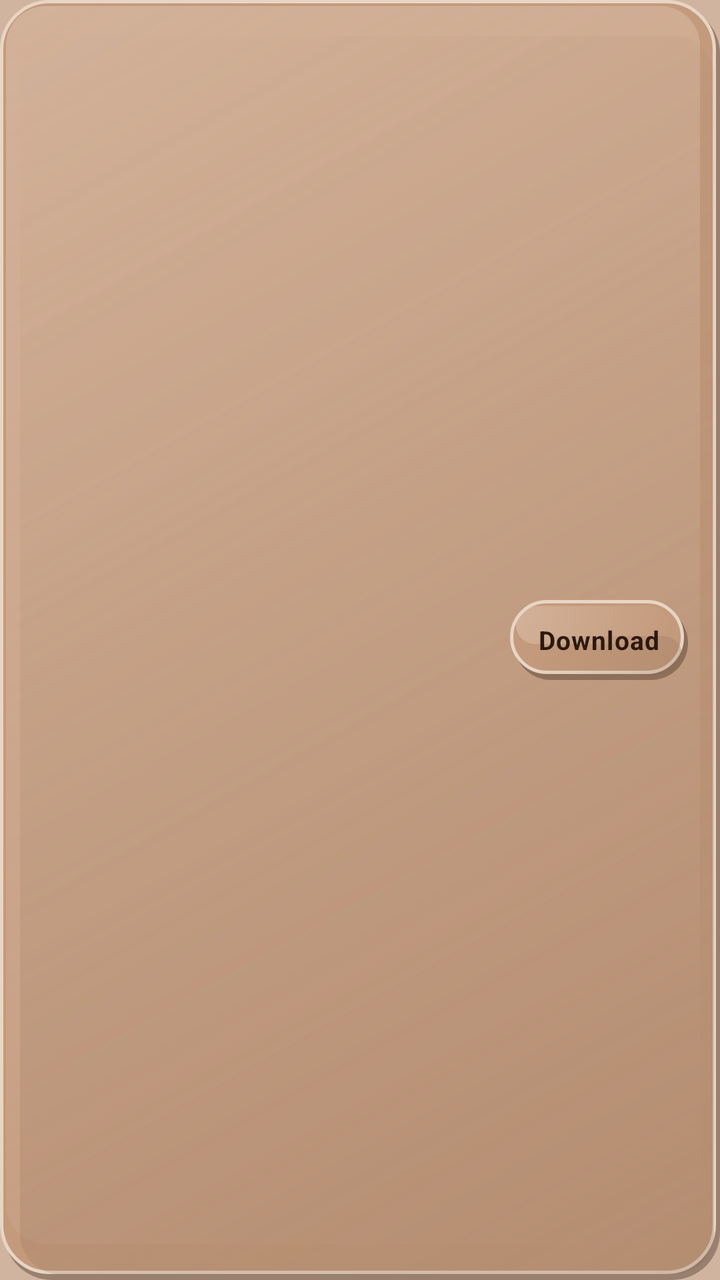
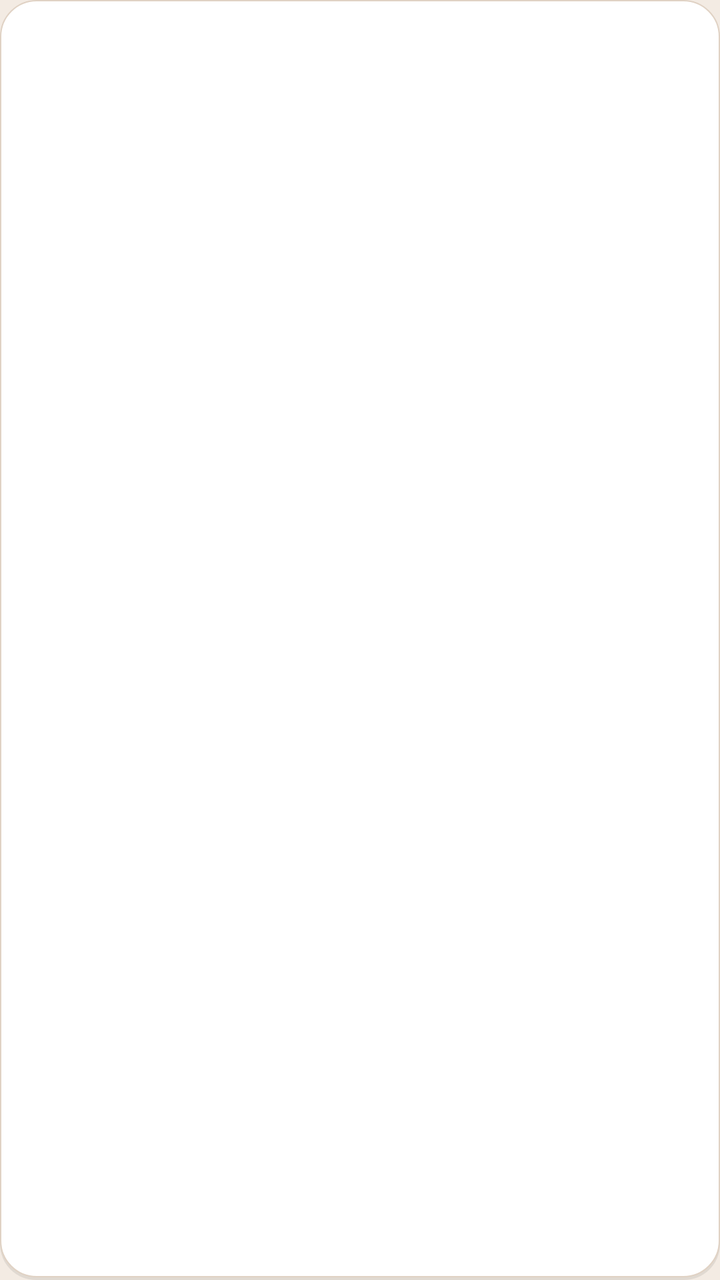

The first picture is an Android layout as it rendered before a commit; the second is the same layout after the commit. The layout source and the unified diff follow.
<!-- AndroidManifest.xml: application theme Theme.PureTasbeeh -->
<!-- res/layout/item_book.xml -->
<?xml version="1.0" encoding="utf-8"?>
<LinearLayout xmlns:android="http://schemas.android.com/apk/res/android"
    android:layout_width="match_parent"
    android:layout_height="wrap_content"
    android:layout_marginBottom="12dp"
    android:background="@drawable/bg_clay_surface"
    android:gravity="center_vertical"
    android:orientation="horizontal"
    android:padding="@dimen/clay_padding">

    <LinearLayout
        android:layout_width="0dp"
        android:layout_height="wrap_content"
        android:layout_weight="1"
        android:orientation="vertical">

        <TextView
            android:id="@+id/tvBookName"
            style="@style/Clay.Body"
            android:layout_width="match_parent"
            android:layout_height="wrap_content"
            android:textColor="@color/text_primary"
            android:textStyle="bold" />

        <TextView
            android:id="@+id/tvAuthor"
            style="@style/Clay.Body"
            android:layout_width="match_parent"
            android:layout_height="wrap_content"
            android:layout_marginTop="4dp"
            android:textSize="13sp" />
    </LinearLayout>

    <TextView
        android:id="@+id/btnDownload"
        style="@style/Clay.TileLabel"
        android:layout_width="wrap_content"
        android:layout_height="40dp"
        android:layout_marginStart="8dp"
        android:background="@drawable/bg_clay_button"
        android:gravity="center"
        android:paddingStart="14dp"
        android:paddingEnd="14dp"
        android:text="@string/download"
        android:textSize="13sp" />
</LinearLayout>
<!-- resources referenced by this layout -->
<resources>
  <color name="text_primary">#2C1810</color>
  <dimen name="clay_padding">16dp</dimen>
  <!-- drawable bg_clay_button (drawable) -->
  <?xml version="1.0" encoding="utf-8"?>
  <selector xmlns:android="http://schemas.android.com/apk/res/android">
      <item android:state_pressed="true" android:drawable="@drawable/bg_clay_surface_pressed" />
      <item android:drawable="@drawable/bg_clay_surface" />
  </selector>
  <!-- drawable bg_clay_surface (drawable) -->
  <?xml version="1.0" encoding="utf-8"?>
  <layer-list xmlns:android="http://schemas.android.com/apk/res/android">
      
      <item
          android:left="2dp"
          android:top="3dp"
          android:right="0dp"
          android:bottom="0dp">
          <shape android:shape="rectangle">
              <solid android:color="#552C1810" />
              <corners android:radius="@dimen/clay_radius" />
          </shape>
      </item>
      
      <item
          android:left="0dp"
          android:top="0dp"
          android:right="2dp"
          android:bottom="3dp">
          <shape android:shape="rectangle">
              <solid android:color="@color/clay_surface" />
              <corners android:radius="@dimen/clay_radius" />
              <stroke
                  android:width="1.5dp"
                  android:color="@color/clay_highlight" />
          </shape>
      </item>
      
      <item
          android:left="3dp"
          android:top="3dp"
          android:right="10dp"
          android:bottom="18dp">
          <shape android:shape="rectangle">
              <gradient
                  android:angle="315"
                  android:startColor="#66E8D5C4"
                  android:endColor="@color/transparent"
                  android:type="linear" />
              <corners android:radius="20dp" />
          </shape>
      </item>
      
      <item
          android:left="10dp"
          android:top="18dp"
          android:right="3dp"
          android:bottom="3dp">
          <shape android:shape="rectangle">
              <gradient
                  android:angle="135"
                  android:startColor="#448B6B52"
                  android:endColor="@color/transparent"
                  android:type="linear" />
              <corners android:radius="20dp" />
          </shape>
      </item>
  </layer-list>
  <string name="download">Download</string>
  <style name="Clay.Body" parent="TextAppearance.MaterialComponents.Body1">
          <item name="android:textColor">@color/text_secondary</item>
          <item name="android:textSize">@dimen/text_body</item>
      </style>
  <style name="Clay.TileLabel" parent="Clay.Body">
          <item name="android:textColor">@color/text_primary</item>
          <item name="android:textStyle">bold</item>
          <item name="android:gravity">center</item>
          <item name="android:textAlignment">center</item>
      </style>
  <style name="Theme.PureTasbeeh" parent="Theme.MaterialComponents.Light.NoActionBar">
          <item name="colorPrimary">@color/clay_surface</item>
          <item name="colorPrimaryVariant">@color/clay_shadow_dark</item>
          <item name="colorOnPrimary">@color/text_primary</item>
          <item name="colorSecondary">@color/accent_terracotta</item>
          <item name="colorOnSecondary">@color/white_soft</item>
          <item name="android:colorBackground">@color/clay_bg</item>
          <item name="android:windowBackground">@color/clay_bg</item>
          <item name="android:statusBarColor">@color/clay_shadow_dark</item>
          <item name="android:navigationBarColor">@color/clay_bg</item>
          <item name="android:textColorPrimary">@color/text_primary</item>
          <item name="android:textColorSecondary">@color/text_secondary</item>
          <item name="android:forceDarkAllowed">false</item>
      </style>
  <!-- drawable bg_clay_surface_pressed (drawable) -->
  <?xml version="1.0" encoding="utf-8"?>
  <layer-list xmlns:android="http://schemas.android.com/apk/res/android">
      <item>
          <shape android:shape="rectangle">
              <solid android:color="@color/clay_surface_pressed" />
              <corners android:radius="@dimen/clay_radius" />
              <stroke
                  android:width="1dp"
                  android:color="@color/clay_shadow_dark" />
          </shape>
      </item>
      <item
          android:left="8dp"
          android:top="8dp"
          android:right="4dp"
          android:bottom="4dp">
          <shape android:shape="rectangle">
              <solid android:color="#338B6B52" />
              <corners android:radius="18dp" />
          </shape>
      </item>
  </layer-list>
  <dimen name="clay_radius">24dp</dimen>
  <color name="clay_surface">#C49A7C</color>
  <color name="clay_highlight">#E8D5C4</color>
  <color name="transparent">#00000000</color>
  <color name="text_secondary">#5C4033</color>
  <dimen name="text_body">16sp</dimen>
  <color name="clay_shadow_dark">#8B6B52</color>
  <color name="accent_terracotta">#A65D3F</color>
  <color name="white_soft">#F5EDE6</color>
  <color name="clay_bg">#D0B49F</color>
  <color name="clay_surface_pressed">#B88968</color>
</resources>

<!-- the commit's change to res/layout/item_book.xml (unified diff, before → after) -->
@@ -2,45 +2,23 @@
 <LinearLayout xmlns:android="http://schemas.android.com/apk/res/android"
     android:layout_width="match_parent"
     android:layout_height="wrap_content"
-    android:layout_marginBottom="12dp"
+    android:layout_marginBottom="10dp"
     android:background="@drawable/bg_clay_surface"
-    android:gravity="center_vertical"
-    android:orientation="horizontal"
+    android:orientation="vertical"
     android:padding="@dimen/clay_padding">
 
-    <LinearLayout
-        android:layout_width="0dp"
+    <TextView
+        android:id="@+id/tvBookName"
+        style="@style/Clay.Body"
+        android:layout_width="match_parent"
         android:layout_height="wrap_content"
-        android:layout_weight="1"
-        android:orientation="vertical">
-
-        <TextView
-            android:id="@+id/tvBookName"
-            style="@style/Clay.Body"
-            android:layout_width="match_parent"
-            android:layout_height="wrap_content"
-            android:textColor="@color/text_primary"
-            android:textStyle="bold" />
-
-        <TextView
-            android:id="@+id/tvAuthor"
-            style="@style/Clay.Body"
-            android:layout_width="match_parent"
-            android:layout_height="wrap_content"
-            android:layout_marginTop="4dp"
-            android:textSize="13sp" />
-    </LinearLayout>
+        android:textColor="@color/text_primary"
+        android:textStyle="bold" />
 
     <TextView
-        android:id="@+id/btnDownload"
-        style="@style/Clay.TileLabel"
-        android:layout_width="wrap_content"
-        android:layout_height="40dp"
-        android:layout_marginStart="8dp"
-        android:background="@drawable/bg_clay_button"
-        android:gravity="center"
-        android:paddingStart="14dp"
-        android:paddingEnd="14dp"
-        android:text="@string/download"
-        android:textSize="13sp" />
+        android:id="@+id/tvAuthor"
+        style="@style/Clay.Caption"
+        android:layout_width="match_parent"
+        android:layout_height="wrap_content"
+        android:layout_marginTop="4dp" />
 </LinearLayout>
<!-- resource entries referenced after the edit -->
@@ -1,130 +1,66 @@
 <!-- resources referenced by this layout -->
 <resources>
-  <color name="text_primary">#2C1810</color>
-  <dimen name="clay_padding">16dp</dimen>
-  <!-- drawable bg_clay_button (drawable) -->
-  <?xml version="1.0" encoding="utf-8"?>
-  <selector xmlns:android="http://schemas.android.com/apk/res/android">
-      <item android:state_pressed="true" android:drawable="@drawable/bg_clay_surface_pressed" />
-      <item android:drawable="@drawable/bg_clay_surface" />
-  </selector>
+  <color name="text_primary">#1C1410</color>
+  <dimen name="clay_padding">10dp</dimen>
   <!-- drawable bg_clay_surface (drawable) -->
   <?xml version="1.0" encoding="utf-8"?>
   <layer-list xmlns:android="http://schemas.android.com/apk/res/android">
-      
       <item
-          android:left="2dp"
-          android:top="3dp"
+          android:left="0dp"
+          android:top="1dp"
           android:right="0dp"
           android:bottom="0dp">
           <shape android:shape="rectangle">
-              <solid android:color="#552C1810" />
+              <solid android:color="#14000000" />
               <corners android:radius="@dimen/clay_radius" />
           </shape>
       </item>
-      
       <item
-          android:left="0dp"
-          android:top="0dp"
-          android:right="2dp"
-          android:bottom="3dp">
+          android:bottom="1.5dp">
           <shape android:shape="rectangle">
               <solid android:color="@color/clay_surface" />
               <corners android:radius="@dimen/clay_radius" />
               <stroke
-                  android:width="1.5dp"
-                  android:color="@color/clay_highlight" />
-          </shape>
-      </item>
-      
-      <item
-          android:left="3dp"
-          android:top="3dp"
-          android:right="10dp"
-          android:bottom="18dp">
-          <shape android:shape="rectangle">
-              <gradient
-                  android:angle="315"
-                  android:startColor="#66E8D5C4"
-                  android:endColor="@color/transparent"
-                  android:type="linear" />
-              <corners android:radius="20dp" />
-          </shape>
-      </item>
-      
-      <item
-          android:left="10dp"
-          android:top="18dp"
-          android:right="3dp"
-          android:bottom="3dp">
-          <shape android:shape="rectangle">
-              <gradient
-                  android:angle="135"
-                  android:startColor="#448B6B52"
-                  android:endColor="@color/transparent"
-                  android:type="linear" />
-              <corners android:radius="20dp" />
+                  android:width="0.5dp"
+                  android:color="@color/tile_stroke" />
           </shape>
       </item>
   </layer-list>
-  <string name="download">Download</string>
   <style name="Clay.Body" parent="TextAppearance.MaterialComponents.Body1">
           <item name="android:textColor">@color/text_secondary</item>
           <item name="android:textSize">@dimen/text_body</item>
+          <item name="android:fontFamily">sans-serif</item>
+          <item name="android:lineSpacingMultiplier">1.2</item>
       </style>
-  <style name="Clay.TileLabel" parent="Clay.Body">
-          <item name="android:textColor">@color/text_primary</item>
-          <item name="android:textStyle">bold</item>
-          <item name="android:gravity">center</item>
-          <item name="android:textAlignment">center</item>
+  <style name="Clay.Caption" parent="TextAppearance.MaterialComponents.Caption">
+          <item name="android:textColor">@color/text_muted</item>
+          <item name="android:textSize">12sp</item>
+          <item name="android:fontFamily">sans-serif</item>
       </style>
   <style name="Theme.PureTasbeeh" parent="Theme.MaterialComponents.Light.NoActionBar">
-          <item name="colorPrimary">@color/clay_surface</item>
-          <item name="colorPrimaryVariant">@color/clay_shadow_dark</item>
-          <item name="colorOnPrimary">@color/text_primary</item>
+          <item name="colorPrimary">@color/accent_terracotta</item>
+          <item name="colorPrimaryVariant">@color/clay_shadow_deeper</item>
+          <item name="colorOnPrimary">@color/white_soft</item>
           <item name="colorSecondary">@color/accent_terracotta</item>
           <item name="colorOnSecondary">@color/white_soft</item>
           <item name="android:colorBackground">@color/clay_bg</item>
           <item name="android:windowBackground">@color/clay_bg</item>
-          <item name="android:statusBarColor">@color/clay_shadow_dark</item>
+          <item name="android:statusBarColor">@color/clay_bg</item>
           <item name="android:navigationBarColor">@color/clay_bg</item>
+          <item name="android:windowLightStatusBar">true</item>
           <item name="android:textColorPrimary">@color/text_primary</item>
           <item name="android:textColorSecondary">@color/text_secondary</item>
           <item name="android:forceDarkAllowed">false</item>
       </style>
-  <!-- drawable bg_clay_surface_pressed (drawable) -->
-  <?xml version="1.0" encoding="utf-8"?>
-  <layer-list xmlns:android="http://schemas.android.com/apk/res/android">
-      <item>
-          <shape android:shape="rectangle">
-              <solid android:color="@color/clay_surface_pressed" />
-              <corners android:radius="@dimen/clay_radius" />
-              <stroke
-                  android:width="1dp"
-                  android:color="@color/clay_shadow_dark" />
-          </shape>
-      </item>
-      <item
-          android:left="8dp"
-          android:top="8dp"
-          android:right="4dp"
-          android:bottom="4dp">
-          <shape android:shape="rectangle">
-              <solid android:color="#338B6B52" />
-              <corners android:radius="18dp" />
-          </shape>
-      </item>
-  </layer-list>
-  <dimen name="clay_radius">24dp</dimen>
-  <color name="clay_surface">#C49A7C</color>
-  <color name="clay_highlight">#E8D5C4</color>
-  <color name="transparent">#00000000</color>
-  <color name="text_secondary">#5C4033</color>
-  <dimen name="text_body">16sp</dimen>
-  <color name="clay_shadow_dark">#8B6B52</color>
-  <color name="accent_terracotta">#A65D3F</color>
-  <color name="white_soft">#F5EDE6</color>
-  <color name="clay_bg">#D0B49F</color>
-  <color name="clay_surface_pressed">#B88968</color>
+  <dimen name="clay_radius">18dp</dimen>
+  <color name="clay_surface">#FFFFFF</color>
+  <color name="tile_stroke">#E0D2C4</color>
+  <color name="text_secondary">#6B5E55</color>
+  <dimen name="text_body">13sp</dimen>
+  <color name="text_muted">#9A8B7E</color>
+  <color name="accent_terracotta">#A67C52</color>
+  <color name="clay_shadow_deeper">#8B7355</color>
+  <color name="white_soft">#FFFBFA</color>
+  <color name="clay_bg">#F3EBE3</color>
 </resources>
 
